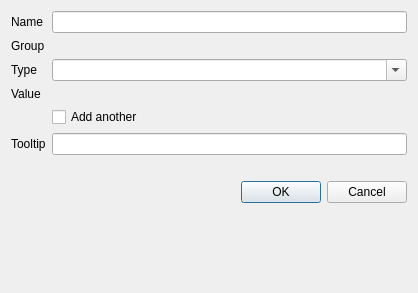
Before: the Qt Designer form src/Gui/Dialogs/DlgAddProperty.ui in southseact-3d/fcd, drawn with Qt 5.
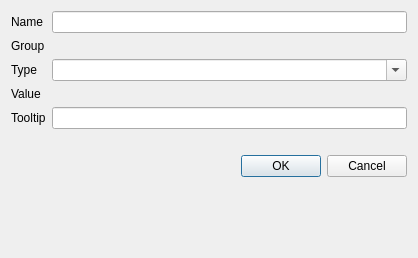
After: the same form once the commit is applied.

Commit message:
Gui: Improve adding multiple properties
This is based on a review of the DWG suggesting to remove the checkbox
for adding multiple properties and change the Ok button to an Add
button.

To make the impact of an extra click to cancel adding properties, the
Cancel button is the default right after adding a property (which
already disabled the Ok/Add button).

```diff
--- a/src/Gui/Dialogs/DlgAddProperty.ui
+++ b/src/Gui/Dialogs/DlgAddProperty.ui
@@ -7,7 +7,7 @@
     <x>0</x>
     <y>0</y>
     <width>418</width>
-    <height>293</height>
+    <height>258</height>
    </rect>
   </property>
   <property name="windowTitle">
@@ -52,31 +52,24 @@
      </property>
     </widget>
    </item>
-   <item row="4" column="1">
-    <widget class="QCheckBox" name="checkBoxAdd">
-     <property name="text">
-      <string>Add another</string>
-     </property>
-    </widget>
-   </item>
-   <item row="5" column="0">
+   <item row="4" column="0">
     <widget class="QLabel" name="labelToolTip">
      <property name="text">
       <string>Tooltip</string>
      </property>
     </widget>
    </item>
-   <item row="5" column="1">
+   <item row="4" column="1">
     <widget class="QLineEdit" name="lineEditToolTip"/>
    </item>
-   <item row="6" column="0" colspan="2">
+   <item row="5" column="0" colspan="2">
     <widget class="QLabel" name="labelError">
      <property name="text">
       <string/>
      </property>
     </widget>
    </item>
-   <item row="7" column="0" colspan="2">
+   <item row="6" column="0" colspan="2">
     <widget class="QDialogButtonBox" name="buttonBox">
      <property name="orientation">
       <enum>Qt::Orientation::Horizontal</enum>
```
The commit also changes 2 other files.
